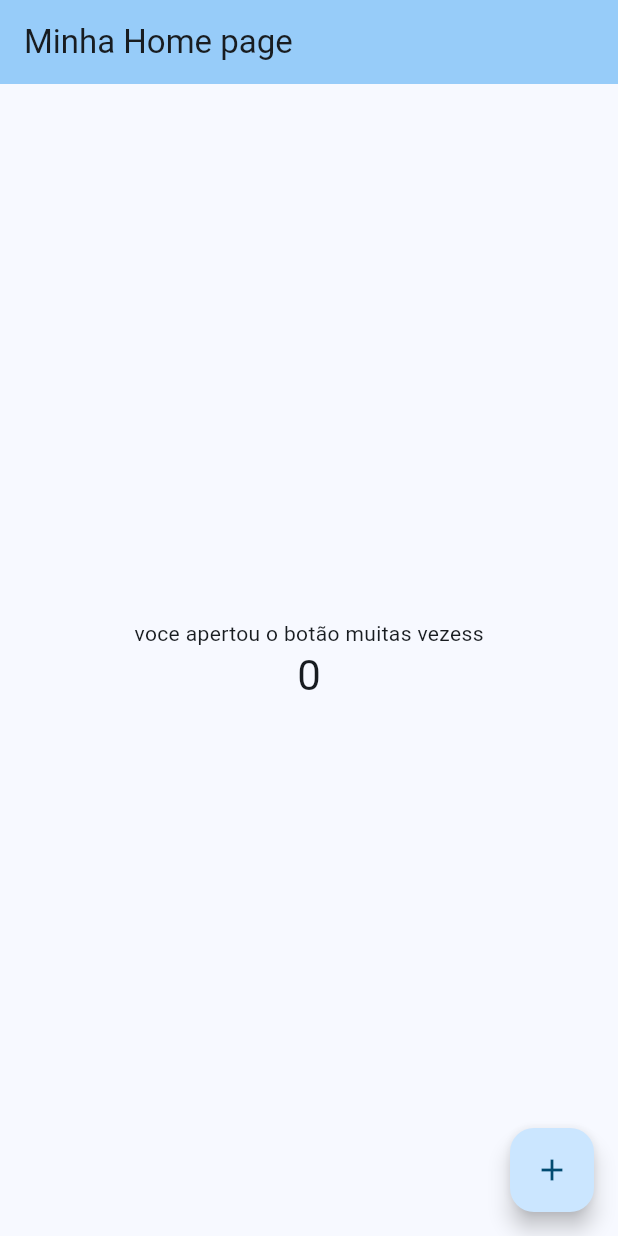
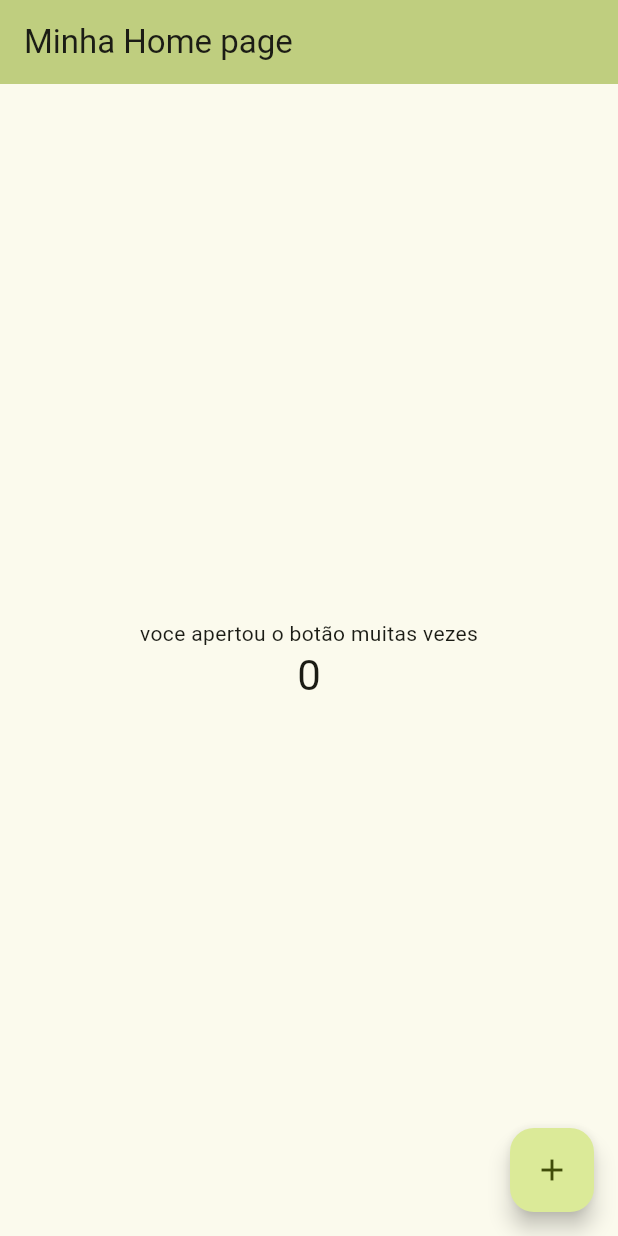
Before and after one commit to VidaRealDoKim/AtividadeEntregaFlutter, a Flutter app: the screen it shows after launch, on a phone screen of 412 x 824 dp. Run offline on Flutter 3.47's test engine with Material 3 defaults, Android fonts, the phone set to English and light mode, and no system bars.

Commit message:
correção de bugs

```diff
--- a/lib/main.dart
+++ b/lib/main.dart
@@ -19,7 +19,7 @@ class MyApp extends StatelessWidget {
       theme: ThemeData(
         // Define as cores do app com base em uma cor-semente
         colorScheme: ColorScheme.fromSeed(
-          seedColor: const Color.fromARGB(255, 0, 174, 255), // Cor base azul escuro
+          seedColor: const Color.fromARGB(255, 217, 255, 0), // Cor base azul escuro
         ),
       ),
       // Define a tela inicial do app como MyHomePage, passando um título
@@ -66,7 +66,7 @@ class _MyHomePageState extends State<MyHomePage> {
           mainAxisAlignment: MainAxisAlignment.center, // Alinha verticalmente ao centro
           children: <Widget>[
             // Texto fixo explicando a funcionalidade
-            const Text('voce apertou o botão muitas vezess'),
+            const Text('voce apertou o botão muitas vezes'),
 
             // Texto dinâmico que mostra o valor atual do contador
             Text(
```
